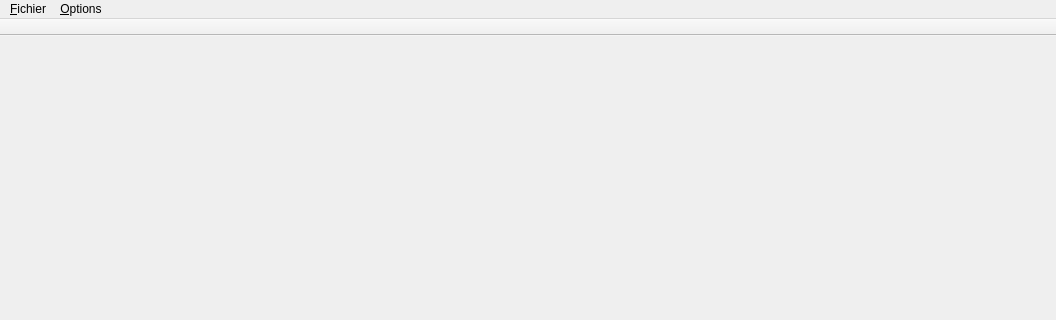
Qt form src/ui/IHMControl.ui (marc-j/QIHMControl) before a commit; both pictures show x 0 to 1056 and y 0 to 320 of the 1056 by 685 pixel window.
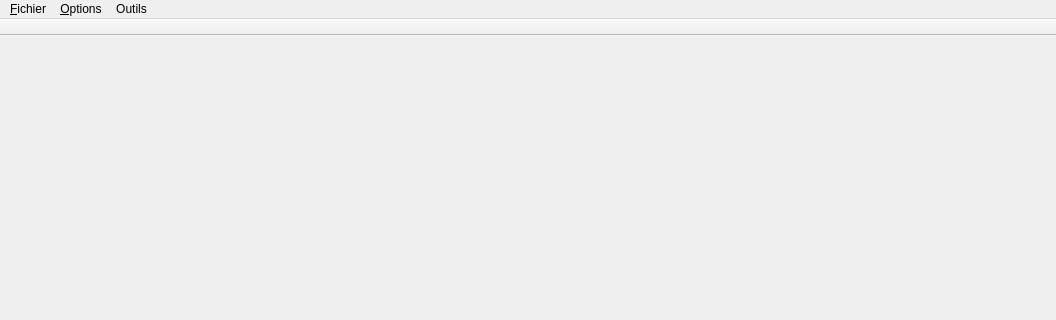
The same form after that commit. Icons and pictures are not drawn.

Diff of the .ui file:
```diff
--- a/src/ui/IHMControl.ui
+++ b/src/ui/IHMControl.ui
@@ -44,8 +44,15 @@
     <addaction name="separator"/>
     <addaction name="actionJoystick"/>
    </widget>
+   <widget class="QMenu" name="menuOutils">
+    <property name="title">
+     <string>Outils</string>
+    </property>
+    <addaction name="actionSenCalib"/>
+   </widget>
    <addaction name="menuIHMControl_V0_1_By_Alienx"/>
    <addaction name="menu_Serial"/>
+   <addaction name="menuOutils"/>
   </widget>
   <widget class="QStatusBar" name="statusBar"/>
   <widget class="QToolBar" name="toolBar">
```
Left out of the diff: 5 changed lines with no effect on the pictures.
